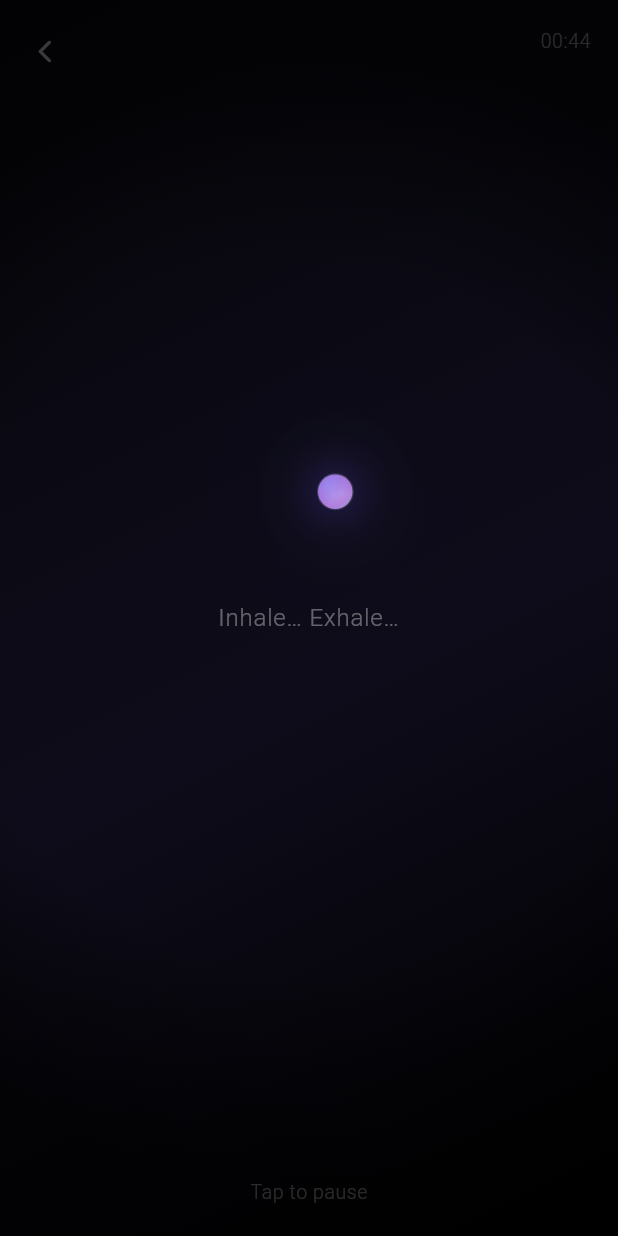
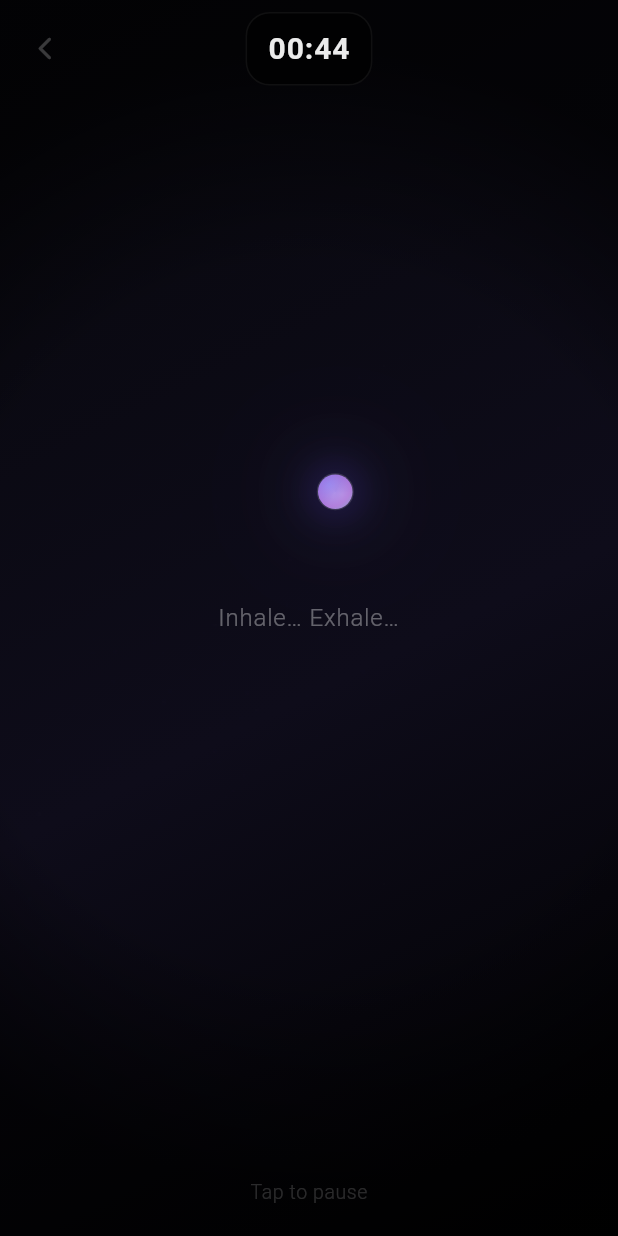
Before and after one commit to gerundiojerez/silence_app, a Flutter app: the HomeScreen screen opened directly, after a tap on "Enter", on a phone screen of 412 x 824 dp. Run offline on Flutter 3.47's test engine with Material 3 defaults, Android fonts, the phone set to English and light mode, and no system bars; our stand-ins replace audioplayers, shared_preferences; accounts and stored records are empty.

Commit message:
Faltaría solamente arreglar sonido

```diff
--- a/lib/main.dart
+++ b/lib/main.dart
@@ -2,10 +2,27 @@ import 'dart:math';
 import 'dart:ui' as ui;
 
 import 'package:flutter/material.dart';
+import 'package:flutter/services.dart';
 import 'package:shared_preferences/shared_preferences.dart';
 import 'package:audioplayers/audioplayers.dart';
 
-void main() => runApp(const SilenceApp());
+Future<void> main() async {
+  WidgetsFlutterBinding.ensureInitialized();
+
+  await SystemChrome.setEnabledSystemUIMode(SystemUiMode.immersiveSticky);
+
+  // DO NOT await: returns void
+  SystemChrome.setSystemUIOverlayStyle(
+    const SystemUiOverlayStyle(
+      statusBarColor: Colors.transparent,
+      systemNavigationBarColor: Colors.transparent,
+      statusBarIconBrightness: Brightness.light,
+      systemNavigationBarIconBrightness: Brightness.light,
+    ),
+  );
+
+  runApp(const SilenceApp());
+}
 
 /// =============================================================
 ///  MODES
@@ -213,6 +230,10 @@ LinearGradient kPomodoroBgGradient() => const LinearGradient(
 class SilenceApp extends StatelessWidget {
   const SilenceApp({super.key});
 
+  void _forceFullscreen() {
+    SystemChrome.setEnabledSystemUIMode(SystemUiMode.immersiveSticky);
+  }
+
   ThemeData _theme() {
     final scheme = ColorScheme.fromSeed(
       seedColor: const Color(0xFF7E57C2),
@@ -272,6 +293,7 @@ class SilenceApp extends StatelessWidget {
 
   @override
   Widget build(BuildContext context) {
+    _forceFullscreen(); // ✅ fuerza siempre
     return MaterialApp(
       debugShowCheckedModeBanner: false,
       title: 'Silence',
@@ -718,7 +740,6 @@ class _SettingsScreenState extends State<SettingsScreen> {
 
     return Scaffold(
       backgroundColor: Colors.transparent,
-      // FIX (2): AppBar rendered over same gradient + proper foreground colors
       extendBodyBehindAppBar: true,
       appBar: AppBar(
         title: Text(
@@ -743,8 +764,6 @@ class _SettingsScreenState extends State<SettingsScreen> {
             padding: const EdgeInsets.fromLTRB(16, 12, 16, 16),
             children: [
               const SizedBox(height: 6),
-
-              // Mode selector
               Row(
                 children: [
                   Text('Mode', style: TextStyle(fontSize: 18, color: onBg)),
@@ -766,8 +785,6 @@ class _SettingsScreenState extends State<SettingsScreen> {
               const SizedBox(height: 14),
               const Divider(),
               const SizedBox(height: 12),
-
-              // Silence timer
               Row(
                 children: [
                   Text('Silence timer',
@@ -789,8 +806,6 @@ class _SettingsScreenState extends State<SettingsScreen> {
                   setState(() => silenceSeconds = widget.timeOptions[idx]);
                 },
               ),
-
-              // Pomodoro controls
               if (mode == SessionMode.pomodoro) ...[
                 const SizedBox(height: 10),
                 const Divider(),
@@ -853,12 +868,9 @@ class _SettingsScreenState extends State<SettingsScreen> {
                   onChanged: (v) => setState(() => pomoCycles = v.round()),
                 ),
               ],
-
               const SizedBox(height: 16),
               const Divider(),
               const SizedBox(height: 12),
-
-              // Sound
               Row(
                 children: [
                   Text('Sound', style: TextStyle(fontSize: 18, color: onBg)),
@@ -890,8 +902,6 @@ class _SettingsScreenState extends State<SettingsScreen> {
                 ),
               ],
               const SizedBox(height: 12),
-
-              // Speed
               Row(
                 children: [
                   Text('Speed', style: TextStyle(fontSize: 18, color: onBg)),
@@ -908,7 +918,6 @@ class _SettingsScreenState extends State<SettingsScreen> {
                 divisions: 22,
                 onChanged: (v) => setState(() => speedMul = v),
               ),
-
               const SizedBox(height: 12),
               Text(
                 'Silence works best when you don’t interact.\nTap to pause is available inside the session.',
@@ -962,11 +971,13 @@ class _BallSessionScreenState extends State<BallSessionScreen>
 
   double x = 0.5, y = 0.5;
   double vx = 0.06, vy = 0.04;
-  Duration? prev;
-
+
+  // Audio
   AudioPlayer? ambientPlayer;
-  AudioPlayer? bouncePlayer;
   AudioPlayer? bellPlayer;
+
+  // Bounce SFX using Soundpool (prevents ambient from stopping on Samsung/Android)
+  AudioPlayer? bouncePlayer; // bounce SFX (separado del ambient)
 
   DateTime _lastBounceSound = DateTime.fromMillisecondsSinceEpoch(0);
   static const int _minBounceMs = 80;
@@ -977,9 +988,9 @@ class _BallSessionScreenState extends State<BallSessionScreen>
   bool _finishing = false;
   bool _paused = false;
 
-  // --- TIMER ROBUSTO (no depende de lastElapsedDuration) ---
-  int _elapsedMs = 0; // tiempo real acumulado (ms)
-  int _lastTickMs = 0; // marca del último tick (ms) para integrar dt
+  // Robust timer
+  int _elapsedMs = 0;
+  int _lastTickMs = 0;
 
   ui.Image? _noiseImage;
 
@@ -1039,6 +1050,7 @@ class _BallSessionScreenState extends State<BallSessionScreen>
     _initAudio();
     _scheduleTextFades();
     _buildNoiseImage();
+
     _elapsedMs = 0;
     _lastTickMs = 0;
 
@@ -1118,7 +1130,6 @@ class _BallSessionScreenState extends State<BallSessionScreen>
   }
 
   void _scheduleTextFades() {
-    // >= 10s visible
     Future.delayed(const Duration(milliseconds: 10500), () {
       if (!mounted) return;
       setState(() => showSessionText = false);
@@ -1130,31 +1141,53 @@ class _BallSessionScreenState extends State<BallSessionScreen>
     });
   }
 
+  AudioContext _audioContextForMixing() {
+    return AudioContext(
+      android: AudioContextAndroid(
+        audioFocus: AndroidAudioFocus.none,
+        usageType: AndroidUsageType.game,
+        contentType: AndroidContentType.music,
+        stayAwake: true,
+      ),
+      iOS: AudioContextIOS(
+        category: AVAudioSessionCategory.ambient,
+        options: {AVAudioSessionOptions.mixWithOthers},
+      ),
+    );
+  }
+
   Future<void> _initAudio() async {
     if (!widget.soundOn) return;
 
+    final ctx = _audioContextForMixing();
+
+    // Ambient loop
     try {
       final p = AudioPlayer();
+      await p.setAudioContext(ctx);
       await p.setReleaseMode(ReleaseMode.loop);
       await p.setVolume(widget.volume.clamp(0.0, 0.35));
-      await p.setSource(AssetSource('sounds/ambient.mp3'));
-      await p.resume();
+      await p.play(AssetSource('sounds/ambient.mp3'));
       ambientPlayer = p;
     } catch (_) {}
 
+    // Bell (keep on audioplayers)
+    try {
+      final p3 = AudioPlayer();
+      await p3.setAudioContext(ctx);
+      await p3.setReleaseMode(ReleaseMode.stop);
+      await p3.setSource(AssetSource('sounds/bell.mp3'));
+      bellPlayer = p3;
+    } catch (_) {}
+
+    // Bounce SFX (AudioPlayer separado, sin robar el audio focus)
     try {
       final p2 = AudioPlayer();
+      await p2.setAudioContext(ctx);
       await p2.setReleaseMode(ReleaseMode.stop);
       await p2.setSource(AssetSource('sounds/soft_pop.mp3'));
       bouncePlayer = p2;
     } catch (_) {}
-
-    try {
-      final p3 = AudioPlayer();
-      await p3.setReleaseMode(ReleaseMode.stop);
-      await p3.setSource(AssetSource('sounds/bell.mp3'));
-      bellPlayer = p3;
-    } catch (_) {}
   }
 
   Future<void> _playBell() async {
@@ -1162,7 +1195,8 @@ class _BallSessionScreenState extends State<BallSessionScreen>
     if (_paused) return;
     if (bellPlayer == null) return;
 
-    final bellVol = (widget.volume * 0.85).clamp(0.0, 0.30);
+    // A bit longer feel: let it ring with higher volume + ensure restart
+    final bellVol = (widget.volume * 0.95).clamp(0.0, 0.35);
     try {
       await bellPlayer!.setVolume(bellVol);
       await bellPlayer!.seek(Duration.zero);
@@ -1183,7 +1217,8 @@ class _BallSessionScreenState extends State<BallSessionScreen>
     if (now.difference(_lastBounceSound).inMilliseconds < _minBounceMs) return;
     _lastBounceSound = now;
 
-    final bounceVol = (widget.volume * 0.50).clamp(0.0, 0.18);
+    final bounceVol = (widget.volume * 0.50).clamp(0.0, 0.35);
+
     try {
       await bouncePlayer!.setVolume(bounceVol);
       await bouncePlayer!.seek(Duration.zero);
@@ -1196,10 +1231,13 @@ class _BallSessionScreenState extends State<BallSessionScreen>
         );
       } catch (_) {}
     }
-  }
-
-  // FIX (1): Pause must NOT reset timer.
-  // Use controller.stop(canceled:false) and resume with controller.forward(from: controller.value)
+
+    // ✅ “Seguro Samsung”: si igual cortó el ambient, lo reanudamos al tiro
+    try {
+      await ambientPlayer?.resume();
+    } catch (_) {}
+  }
+
   Future<void> _togglePause() async {
     if (_finishing) return;
 
@@ -1212,11 +1250,9 @@ class _BallSessionScreenState extends State<BallSessionScreen>
         await ambientPlayer?.pause();
       } catch (_) {}
     } else {
-      // IMPORTANTE: no dependemos de lastElapsedDuration para "retomar"
-      // Reseteamos prev para evitar salto de física
-      prev = Duration(milliseconds: _elapsedMs);
+      // reset physics timing baseline
+      _lastTickMs = 0;
       controller.forward(from: controller.value);
-
       try {
         await ambientPlayer?.resume();
       } catch (_) {}
@@ -1226,7 +1262,6 @@ class _BallSessionScreenState extends State<BallSessionScreen>
   void _tick() {
     if (_paused) return;
 
-    // En vez de confiar en lastElapsedDuration, integramos el avance con controller.value.
     final totalMs =
         (controller.duration?.inMilliseconds ?? 1000).clamp(1, 1 << 30);
     final nowMs = (controller.value * totalMs).round();
@@ -1234,7 +1269,6 @@ class _BallSessionScreenState extends State<BallSessionScreen>
     if (_lastTickMs == 0) {
       _lastTickMs = nowMs;
       _elapsedMs = nowMs;
-      prev = Duration(milliseconds: _elapsedMs);
       return;
     }
 
@@ -1247,6 +1281,9 @@ class _BallSessionScreenState extends State<BallSessionScreen>
     final dt = deltaMs / 1000.0;
 
     final elapsedSec = (_elapsedMs / 1000.0).floor();
+
+    // Phase transitions (Pomodoro): when reaching end of current phase,
+    // we play bell and jump to next phase (timer DISPLAY resets because it shows phase remaining)
     if (_phases.length > 1) {
       if (elapsedSec >= _phaseEndSec && _phaseIndex < _phases.length - 1) {
         _playBell();
@@ -1374,7 +1411,7 @@ class _BallSessionScreenState extends State<BallSessionScreen>
     controller.dispose();
     _finishController.dispose();
     ambientPlayer?.dispose();
-    bouncePlayer?.dispose();
+    bouncePlayer?.dispose(); // ✅ agrega esto
     bellPlayer?.dispose();
     _noiseImage?.dispose();
     super.dispose();
@@ -1399,10 +1436,12 @@ class _BallSessionScreenState extends State<BallSessionScreen>
     return HSVColor.fromAHSV(1.0, hue, 0.65, 0.98).toColor();
   }
 
-  int _remainingTotalSeconds() {
-    final total = controller.duration?.inSeconds ?? widget.silenceSeconds;
-    final elapsed = (_elapsedMs ~/ 1000);
-    return (total - elapsed).clamp(0, total);
+  /// (3) Pomodoro timer reset per phase:
+  /// We display remaining time in the CURRENT phase (Focus/Break).
+  int _remainingPhaseSeconds() {
+    final elapsedSec = (_elapsedMs ~/ 1000);
+    final rem = _phaseEndSec - elapsedSec;
+    return rem.clamp(0, max(0, _phaseEndSec - _phaseStartSec));
   }
 
   String _phaseLabel() {
@@ -1411,25 +1450,63 @@ class _BallSessionScreenState extends State<BallSessionScreen>
     return (k == _PhaseKind.focus) ? 'Focus' : 'Break';
   }
 
-  // FIX (3): subtle back arrow to leave session
   Future<void> _confirmExit() async {
     if (_finishing) return;
-
-    // We keep it super minimal: just exit.
-    // Pause audio to avoid clicks.
     try {
       await ambientPlayer?.pause();
     } catch (_) {}
-
     if (!mounted) return;
     Navigator.of(context).pop(false);
+  }
+
+  Widget _timerPill(BuildContext context, int remainingPhase) {
+    final label = _fmtMMSS(remainingPhase);
+    final phase = _phaseLabel();
+
+    return Container(
+      padding: const EdgeInsets.symmetric(horizontal: 14, vertical: 8),
+      decoration: BoxDecoration(
+        color: const Color(0xAA000000),
+        borderRadius: BorderRadius.circular(16),
+        border: Border.all(color: Colors.white.withOpacity(0.06)),
+      ),
+      child: Row(
+        mainAxisSize: MainAxisSize.min,
+        children: [
+          Text(
+            label,
+            style: Theme.of(context).textTheme.bodyLarge?.copyWith(
+                  fontSize: 20,
+                  fontWeight: FontWeight.w600,
+                  color: Colors.white.withOpacity(0.92),
+                  letterSpacing: 0.6,
+                ),
+          ),
+          if (widget.mode == SessionMode.pomodoro) ...[
+            const SizedBox(width: 10),
+            Opacity(
+              opacity: 0.70,
+              child: Text(
+                phase,
+                style: Theme.of(context).textTheme.bodyMedium?.copyWith(
+                      color: Colors.white.withOpacity(0.85),
+                    ),
+              ),
+            ),
+          ],
+        ],
+      ),
+    );
   }
 
   @override
   Widget build(BuildContext context) {
     final elapsed = _elapsedMs / 1000.0;
     final baseColor = _baseColorAt(elapsed);
-    final remaining = _remainingTotalSeconds();
+
+    // (1) Timer top-centered
+    // (3) Timer resets per phase via remainingPhaseSeconds
+    final remainingPhase = _remainingPhaseSeconds();
 
     return Scaffold(
       backgroundColor: const Color(0xFF000000),
@@ -1465,11 +1542,12 @@ class _BallSessionScreenState extends State<BallSessionScreen>
                   child: const SizedBox.expand(),
                 ),
 
-                // Subtle back arrow (top-left), does not interfere with tap-to-pause
+                // Back arrow
                 Positioned(
-                  top: 10,
+                  top: 8,
                   left: 6,
                   child: SafeArea(
+                    bottom: false,
                     child: IconButton(
                       onPressed: _confirmExit,
                       icon: const Icon(Icons.arrow_back_ios_new_rounded),
@@ -1481,30 +1559,15 @@ class _BallSessionScreenState extends State<BallSessionScreen>
                   ),
                 ),
 
+                // ✅ TIMER: centered + top
                 Positioned(
-                  top: 18,
-                  right: 18,
-                  child: Opacity(
-                    opacity: 0.28,
-                    child: Column(
-                      crossAxisAlignment: CrossAxisAlignment.end,
-                      children: [
-                        Text(
-                          _fmtMMSS(remaining),
-                          style: Theme.of(context).textTheme.bodyMedium,
-                        ),
-                        if (widget.mode == SessionMode.pomodoro)
-                          Padding(
-                            padding: const EdgeInsets.only(top: 4),
-                            child: Opacity(
-                              opacity: 0.65,
-                              child: Text(
-                                _phaseLabel(),
-                                style: Theme.of(context).textTheme.bodyMedium,
-                              ),
-                            ),
-                          ),
-                      ],
+                  top: 8,
+                  left: 0,
+                  right: 0,
+                  child: SafeArea(
+                    bottom: false,
+                    child: Center(
+                      child: _timerPill(context, remainingPhase),
                     ),
                   ),
                 ),
```
